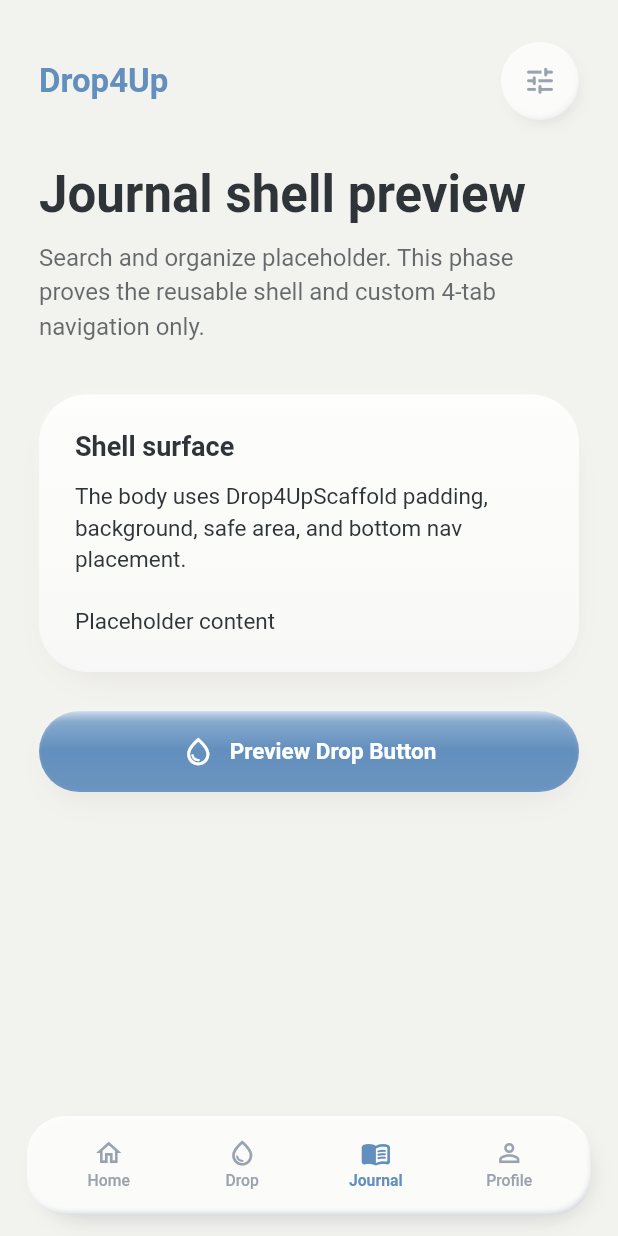
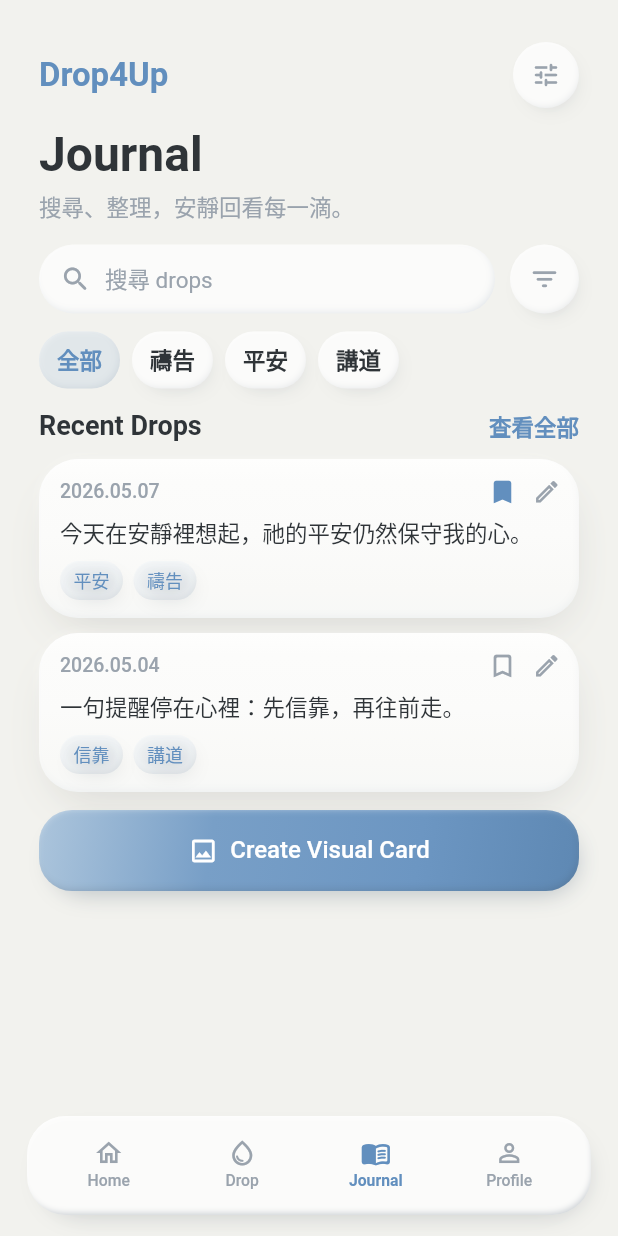
Before and after one commit to BlackAaadam/drop4up, a Flutter app: the screen it shows after launch, item 3 of the bottom bar chosen, on a phone screen of 412 x 824 dp. Run offline on Flutter 3.47's test engine with Material 3 defaults, Android fonts, the phone set to English and light mode, and no system bars; our stand-ins replace flutter_inset_shadow.

Commit message:
Implement Journal tab prototype

```diff
--- a/lib/main.dart
+++ b/lib/main.dart
@@ -2,6 +2,7 @@ import 'package:flutter/material.dart';
 
 import 'screens/drop_screen.dart';
 import 'screens/home_screen.dart';
+import 'screens/journal_screen.dart';
 import 'ui/drop4up_scaffold.dart';
 import 'ui/drop4up_tokens.dart';
 import 'ui/primary_drop_button.dart';
@@ -63,6 +64,7 @@ class _ShellPreviewScreenState extends State<ShellPreviewScreen> {
       body: switch (_tabIndex) {
         0 => const HomeScreen(),
         1 => const DropScreen(),
+        2 => const JournalScreen(),
         _ => _ShellPlaceholder(tab: tab),
       },
     );
--- /dev/null
+++ b/lib/screens/journal_screen.dart
@@ -0,0 +1,301 @@
+import 'package:flutter/material.dart';
+
+import '../ui/drop4up_tactile_surface.dart';
+import '../ui/drop4up_tag_chip.dart';
+import '../ui/drop4up_tokens.dart';
+import '../ui/soft_icon_button.dart';
+import '../ui/soft_surface.dart';
+
+const _journalTags = [
+  _JournalTag('全部', true),
+  _JournalTag('禱告', false),
+  _JournalTag('平安', false),
+  _JournalTag('講道', false),
+];
+
+const _entries = [
+  _JournalEntry(
+    date: '2026.05.07',
+    text: '今天在安靜裡想起，祂的平安仍然保守我的心。',
+    tags: ['平安', '禱告'],
+    pinned: true,
+  ),
+  _JournalEntry(
+    date: '2026.05.04',
+    text: '一句提醒停在心裡：先信靠，再往前走。',
+    tags: ['信靠', '講道'],
+    pinned: false,
+  ),
+];
+
+class JournalScreen extends StatelessWidget {
+  const JournalScreen({super.key});
+
+  @override
+  Widget build(BuildContext context) {
+    final textTheme = Theme.of(context).textTheme;
+
+    return ListView(
+      padding: EdgeInsets.zero,
+      children: [
+        Row(
+          children: [
+            Text(
+              'Drop4Up',
+              style: textTheme.titleLarge?.copyWith(
+                color: Drop4UpTokens.primaryBlue,
+              ),
+            ),
+            const Spacer(),
+            SoftIconButton(
+              icon: Icons.tune_rounded,
+              label: '篩選',
+              size: 44,
+              iconSize: 20,
+              onTap: () {},
+            ),
+          ],
+        ),
+        const SizedBox(height: 14),
+        Text(
+          'Journal',
+          style: textTheme.headlineLarge?.copyWith(fontSize: 32, height: 1.08),
+        ),
+        const SizedBox(height: 6),
+        Text(
+          '搜尋、整理，安靜回看每一滴。',
+          style: textTheme.bodyLarge?.copyWith(
+            fontSize: 15,
+            color: Drop4UpTokens.textSecondary,
+          ),
+        ),
+        const SizedBox(height: 14),
+        const _SearchRow(),
+        const SizedBox(height: 12),
+        Wrap(
+          spacing: 8,
+          runSpacing: 8,
+          children: [
+            for (final tag in _journalTags)
+              Drop4UpTagChip(
+                label: tag.label,
+                selected: tag.selected,
+                onTap: () {},
+              ),
+          ],
+        ),
+        const SizedBox(height: 14),
+        Row(
+          children: [
+            Text('Recent Drops', style: textTheme.titleMedium),
+            const Spacer(),
+            Text(
+              '查看全部',
+              style: textTheme.labelLarge?.copyWith(
+                color: Drop4UpTokens.primaryBlue,
+              ),
+            ),
+          ],
+        ),
+        const SizedBox(height: 10),
+        for (final entry in _entries) ...[
+          _JournalEntryCard(entry: entry),
+          if (entry != _entries.last) const SizedBox(height: 10),
+        ],
+        const SizedBox(height: 12),
+        const _CreateVisualCardButton(),
+      ],
+    );
+  }
+}
+
+class _SearchRow extends StatelessWidget {
+  const _SearchRow();
+
+  @override
+  Widget build(BuildContext context) {
+    final textTheme = Theme.of(context).textTheme;
+
+    return Row(
+      children: [
+        Expanded(
+          child: Drop4UpTactileSurface(
+            variant: Drop4UpTactileSurfaceVariant.inset,
+            height: 46,
+            radius: 23,
+            padding: const EdgeInsets.symmetric(horizontal: 14),
+            child: Row(
+              children: [
+                const Icon(
+                  Icons.search_rounded,
+                  size: 21,
+                  color: Drop4UpTokens.textSecondary,
+                ),
+                const SizedBox(width: 9),
+                Text(
+                  '搜尋 drops',
+                  style: textTheme.bodyMedium?.copyWith(
+                    color: Drop4UpTokens.textSecondary,
+                  ),
+                ),
+              ],
+            ),
+          ),
+        ),
+        const SizedBox(width: 10),
+        SoftIconButton(
+          icon: Icons.filter_list_rounded,
+          label: '篩選',
+          size: 46,
+          iconSize: 21,
+          onTap: () {},
+        ),
+      ],
+    );
+  }
+}
+
+class _JournalEntryCard extends StatelessWidget {
+  const _JournalEntryCard({required this.entry});
+
+  final _JournalEntry entry;
+
+  @override
+  Widget build(BuildContext context) {
+    final textTheme = Theme.of(context).textTheme;
+
+    return SoftSurface(
+      variant: SoftSurfaceVariant.prominent,
+      radius: 26,
+      padding: const EdgeInsets.fromLTRB(14, 12, 12, 12),
+      child: Column(
+        crossAxisAlignment: CrossAxisAlignment.start,
+        children: [
+          Row(
+            children: [
+              Text(
+                entry.date,
+                style: textTheme.labelMedium?.copyWith(
+                  color: Drop4UpTokens.textSecondary,
+                ),
+              ),
+              const Spacer(),
+              Icon(
+                entry.pinned
+                    ? Icons.bookmark_rounded
+                    : Icons.bookmark_border_rounded,
+                size: 20,
+                color: entry.pinned
+                    ? Drop4UpTokens.primaryBlue
+                    : Drop4UpTokens.textSecondary,
+              ),
+              const SizedBox(width: 10),
+              const Icon(
+                Icons.edit_outlined,
+                size: 19,
+                color: Drop4UpTokens.textSecondary,
+              ),
+            ],
+          ),
+          const SizedBox(height: 7),
+          Text(
+            entry.text,
+            maxLines: 2,
+            overflow: TextOverflow.ellipsis,
+            style: textTheme.bodyMedium?.copyWith(height: 1.32),
+          ),
+          const SizedBox(height: 9),
+          Wrap(
+            spacing: 7,
+            runSpacing: 7,
+            children: [for (final tag in entry.tags) _MiniTag(label: tag)],
+          ),
+        ],
+      ),
+    );
+  }
+}
+
+class _MiniTag extends StatelessWidget {
+  const _MiniTag({required this.label});
+
+  final String label;
+
+  @override
+  Widget build(BuildContext context) {
+    final textTheme = Theme.of(context).textTheme;
+
+    return Drop4UpTactileSurface(
+      radius: Drop4UpTokens.pillRadius,
+      padding: const EdgeInsets.symmetric(horizontal: 9, vertical: 6),
+      color: Drop4UpTokens.lightBlue.withValues(alpha: 0.18),
+      child: Text(
+        label,
+        style: textTheme.labelMedium?.copyWith(
+          fontSize: 12,
+          color: Drop4UpTokens.primaryBlue,
+        ),
+      ),
+    );
+  }
+}
+
+class _CreateVisualCardButton extends StatelessWidget {
+  const _CreateVisualCardButton();
+
+  @override
+  Widget build(BuildContext context) {
+    final textTheme = Theme.of(context).textTheme;
+
+    return Drop4UpTactileSurface(
+      variant: Drop4UpTactileSurfaceVariant.primaryRaised,
+      height: 54,
+      radius: 22,
+      color: Drop4UpTokens.primaryBlue,
+      child: Row(
+        mainAxisAlignment: MainAxisAlignment.center,
+        children: [
+          const Icon(
+            Icons.image_outlined,
+            size: 20,
+            color: Drop4UpTokens.softWhite,
+          ),
+          const SizedBox(width: 8),
+          Flexible(
+            child: Text(
+              'Create Visual Card',
+              maxLines: 1,
+              overflow: TextOverflow.ellipsis,
+              style: textTheme.titleMedium?.copyWith(
+                fontSize: 16,
+                color: Drop4UpTokens.softWhite,
+                fontWeight: FontWeight.w500,
+              ),
+            ),
+          ),
+        ],
+      ),
+    );
+  }
+}
+
+class _JournalTag {
+  const _JournalTag(this.label, this.selected);
+
+  final String label;
+  final bool selected;
+}
+
+class _JournalEntry {
+  const _JournalEntry({
+    required this.date,
+    required this.text,
+    required this.tags,
+    required this.pinned,
+  });
+
+  final String date;
+  final String text;
+  final List<String> tags;
+  final bool pinned;
+}
```
Also changed, not shown: 1 other file.
